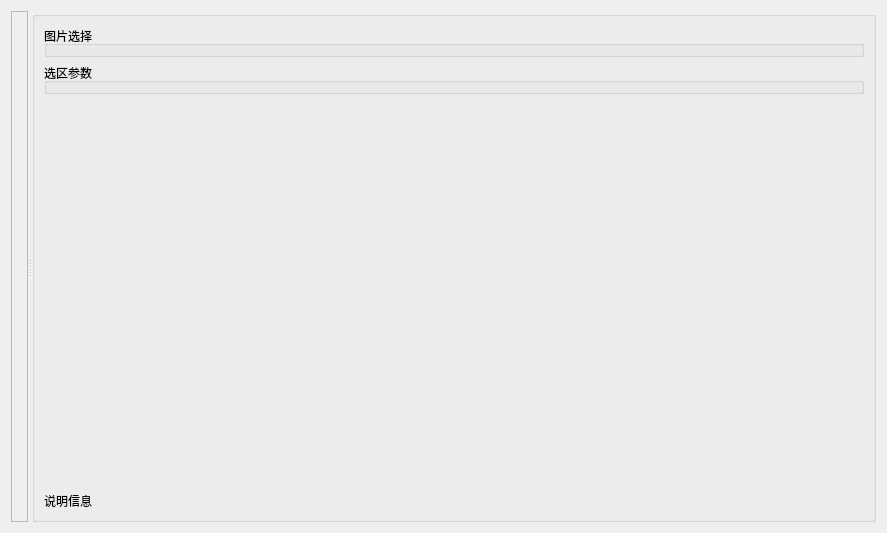
The window that src/preppipe_gui_pyside6/forms/imagepackwidget.ui (PrepPipe/preppipe-python) describes before a commit, drawn with Qt 5.
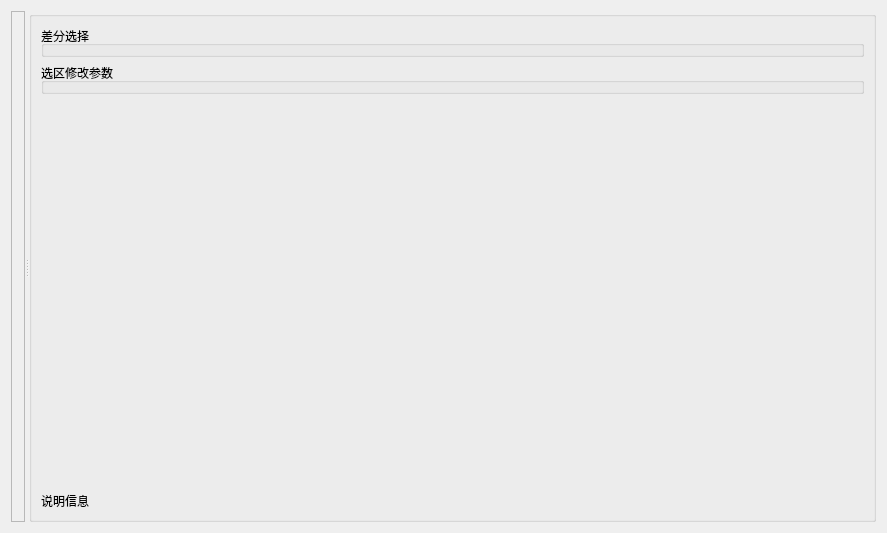
The same window after the commit.

Commit message: [GUI] add composition selection for Background image packs in ImagePackWidget

Diff of the .ui file:
```diff
--- a/src/preppipe_gui_pyside6/forms/imagepackwidget.ui
+++ b/src/preppipe_gui_pyside6/forms/imagepackwidget.ui
@@ -73,7 +73,7 @@
           </sizepolicy>
          </property>
          <property name="title">
-          <string>图片选择</string>
+          <string>差分选择</string>
          </property>
         </widget>
        </item>
@@ -86,7 +86,7 @@
           </sizepolicy>
          </property>
          <property name="title">
-          <string>选区参数</string>
+          <string>选区修改参数</string>
          </property>
         </widget>
        </item>
```
The commit also changes 2 other files.
